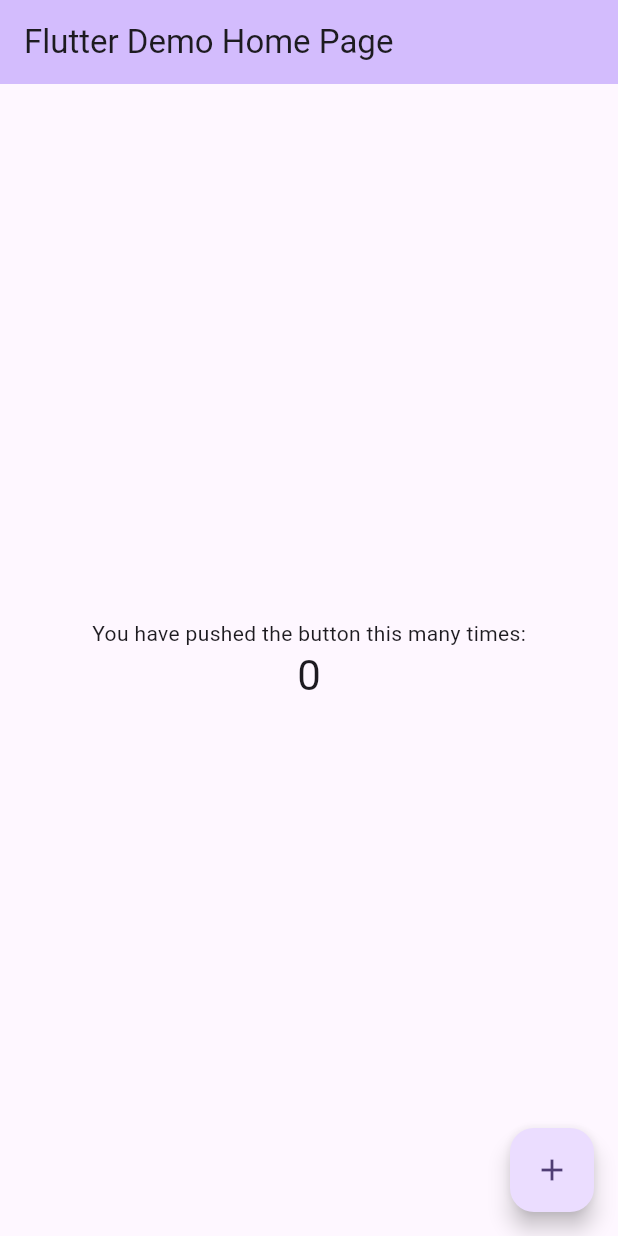
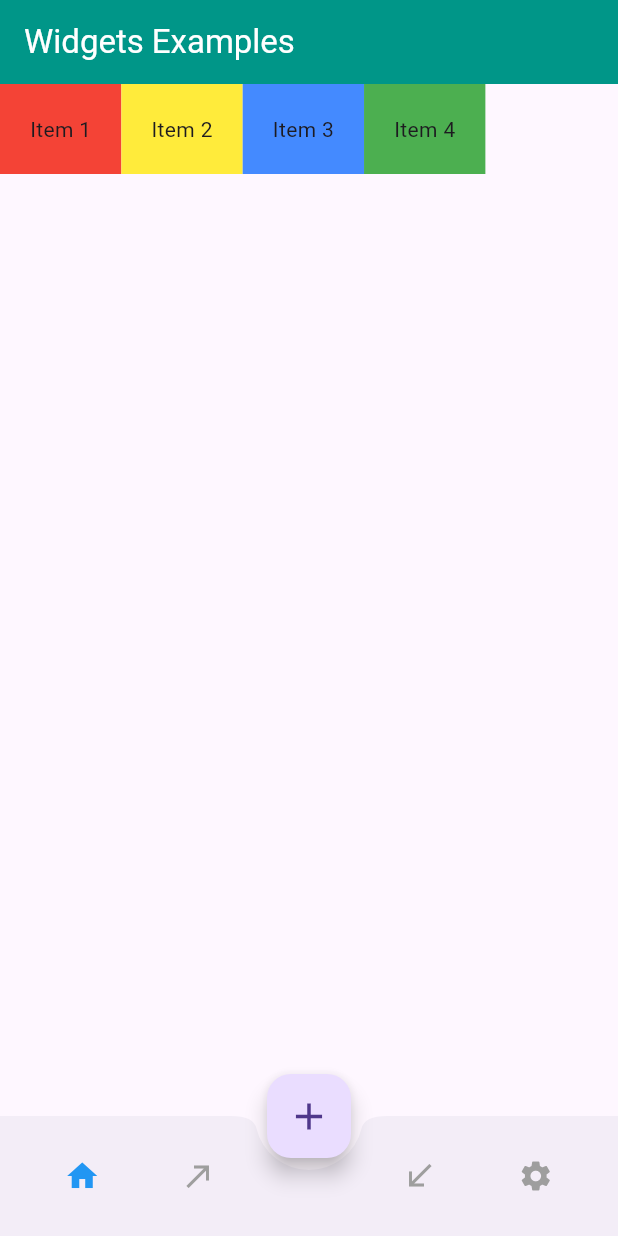
Before and after one commit to vedant15708/task_05_02_26, a Flutter app: the screen it shows after launch, on a phone screen of 412 x 824 dp. Run offline on Flutter 3.47's test engine with Material 3 defaults, Android fonts, the phone set to English and light mode, and no system bars.

```diff
--- /dev/null
+++ b/lib/HomeScreen.dart
@@ -0,0 +1,42 @@
+import 'package:flutter/material.dart';
+
+class HomeScreen extends StatelessWidget {
+  const HomeScreen({super.key});
+
+  @override
+  Widget build(BuildContext context) {
+    return Scaffold(
+      appBar: AppBar(
+        title: const Text(
+          "Widgets Examples",
+          style: TextStyle(color: Colors.white),
+        ),
+        backgroundColor: Colors.teal,
+      ),
+      body: Row(
+        children: [
+          Container(
+            padding: const EdgeInsets.all(20),
+            color: Colors.red,
+            child: const Text("Item 1"),
+          ),
+          Container(
+            padding: const EdgeInsets.all(20),
+            color: Colors.yellow,
+            child: const Text("Item 2"),
+          ),
+          Container(
+            padding: const EdgeInsets.all(20),
+            color: Colors.blueAccent,
+            child: const Text("Item 3"),
+          ),
+          Container(
+            padding: const EdgeInsets.all(20),
+            color: Colors.green,
+            child: const Text("Item 4"),
+          ),
+        ],
+      ),
+    );
+  }
+}
--- a/lib/main.dart
+++ b/lib/main.dart
@@ -1,4 +1,9 @@
 import 'package:flutter/material.dart';
+
+import 'ArrowDownScreen.dart';
+import 'ArrowUpScreen.dart';
+import 'HomeScreen.dart';
+import 'SettingScreen.dart';
 
 void main() {
   runApp(const MyApp());
@@ -7,116 +12,82 @@ void main() {
 class MyApp extends StatelessWidget {
   const MyApp({super.key});
 
-  // This widget is the root of your application.
   @override
   Widget build(BuildContext context) {
     return MaterialApp(
-      title: 'Flutter Demo',
-      theme: ThemeData(
-        // This is the theme of your application.
-        //
-        // TRY THIS: Try running your application with "flutter run". You'll see
-        // the application has a purple toolbar. Then, without quitting the app,
-        // try changing the seedColor in the colorScheme below to Colors.green
-        // and then invoke "hot reload" (save your changes or press the "hot
-        // reload" button in a Flutter-supported IDE, or press "r" if you used
-        // the command line to start the app).
-        //
-        // Notice that the counter didn't reset back to zero; the application
-        // state is not lost during the reload. To reset the state, use hot
-        // restart instead.
-        //
-        // This works for code too, not just values: Most code changes can be
-        // tested with just a hot reload.
-        colorScheme: .fromSeed(seedColor: Colors.deepPurple),
-      ),
-      home: const MyHomePage(title: 'Flutter Demo Home Page'),
+      debugShowCheckedModeBanner: false,
+      home: const BottomNavDemo(),
     );
   }
 }
 
-class MyHomePage extends StatefulWidget {
-  const MyHomePage({super.key, required this.title});
-
-  // This widget is the home page of your application. It is stateful, meaning
-  // that it has a State object (defined below) that contains fields that affect
-  // how it looks.
-
-  // This class is the configuration for the state. It holds the values (in this
-  // case the title) provided by the parent (in this case the App widget) and
-  // used by the build method of the State. Fields in a Widget subclass are
-  // always marked "final".
-
-  final String title;
+class BottomNavDemo extends StatefulWidget {
+  const BottomNavDemo({super.key});
 
   @override
-  State<MyHomePage> createState() => _MyHomePageState();
+  State<BottomNavDemo> createState() => _BottomNavDemoState();
 }
 
-class _MyHomePageState extends State<MyHomePage> {
-  int _counter = 0;
+class _BottomNavDemoState extends State<BottomNavDemo> {
+  int _selectedIndex = 0;
 
-  void _incrementCounter() {
+  final List<Widget> _screens = const [
+    HomeScreen(),
+    ArrowUpScreen(),
+    ArrowDownScreen(),
+    SettingsScreen(),
+  ];
+
+  void _onItemTapped(int index) {
     setState(() {
-      // This call to setState tells the Flutter framework that something has
-      // changed in this State, which causes it to rerun the build method below
-      // so that the display can reflect the updated values. If we changed
-      // _counter without calling setState(), then the build method would not be
-      // called again, and so nothing would appear to happen.
-      _counter++;
+      _selectedIndex = index;
     });
   }
 
   @override
   Widget build(BuildContext context) {
-    // This method is rerun every time setState is called, for instance as done
-    // by the _incrementCounter method above.
-    //
-    // The Flutter framework has been optimized to make rerunning build methods
-    // fast, so that you can just rebuild anything that needs updating rather
-    // than having to individually change instances of widgets.
     return Scaffold(
-      appBar: AppBar(
-        // TRY THIS: Try changing the color here to a specific color (to
-        // Colors.amber, perhaps?) and trigger a hot reload to see the AppBar
-        // change color while the other colors stay the same.
-        backgroundColor: Theme.of(context).colorScheme.inversePrimary,
-        // Here we take the value from the MyHomePage object that was created by
-        // the App.build method, and use it to set our appbar title.
-        title: Text(widget.title),
+      body: _screens[_selectedIndex],
+      floatingActionButton: FloatingActionButton(
+        onPressed: () {
+          ScaffoldMessenger.of(
+            context,
+          ).showSnackBar(const SnackBar(content: Text("FAB Clicked")));
+        },
+        child: const Icon(Icons.add, size: 30),
       ),
-      body: Center(
-        // Center is a layout widget. It takes a single child and positions it
-        // in the middle of the parent.
-        child: Column(
-          // Column is also a layout widget. It takes a list of children and
-          // arranges them vertically. By default, it sizes itself to fit its
-          // children horizontally, and tries to be as tall as its parent.
-          //
-          // Column has various properties to control how it sizes itself and
-          // how it positions its children. Here we use mainAxisAlignment to
-          // center the children vertically; the main axis here is the vertical
-          // axis because Columns are vertical (the cross axis would be
-          // horizontal).
-          //
-          // TRY THIS: Invoke "debug painting" (choose the "Toggle Debug Paint"
-          // action in the IDE, or press "p" in the console), to see the
-          // wireframe for each widget.
-          mainAxisAlignment: .center,
+      floatingActionButtonLocation: FloatingActionButtonLocation.centerDocked,
+
+      bottomNavigationBar: BottomAppBar(
+        shape: const CircularNotchedRectangle(),
+        notchMargin: 8.0,
+        child: Row(
+          mainAxisAlignment: MainAxisAlignment.spaceAround,
           children: [
-            const Text('You have pushed the button this many times:'),
-            Text(
-              '$_counter',
-              style: Theme.of(context).textTheme.headlineMedium,
+            IconButton(
+              icon: const Icon(Icons.home),
+              color: _selectedIndex == 0 ? Colors.blue : Colors.grey,
+              onPressed: () => _onItemTapped(0),
+            ),
+            IconButton(
+              icon: const Icon(Icons.call_made),
+              color: _selectedIndex == 1 ? Colors.blue : Colors.grey,
+              onPressed: () => _onItemTapped(1),
+            ),
+            const SizedBox(width: 40),
+            IconButton(
+              icon: const Icon(Icons.call_received),
+              color: _selectedIndex == 2 ? Colors.blue : Colors.grey,
+              onPressed: () => _onItemTapped(2),
+            ),
+            IconButton(
+              icon: const Icon(Icons.settings),
+              color: _selectedIndex == 3 ? Colors.blue : Colors.grey,
+              onPressed: () => _onItemTapped(3),
             ),
           ],
         ),
       ),
-      floatingActionButton: FloatingActionButton(
-        onPressed: _incrementCounter,
-        tooltip: 'Increment',
-        child: const Icon(Icons.add),
-      ),
     );
   }
 }
```
Also changed, not shown: lib/ArrowDownScreen.dart (added, +45 -0 lines), lib/ArrowUpScreen.dart (added, +52 -0 lines), lib/SettingScreen.dart (added, +110 -0 lines).
